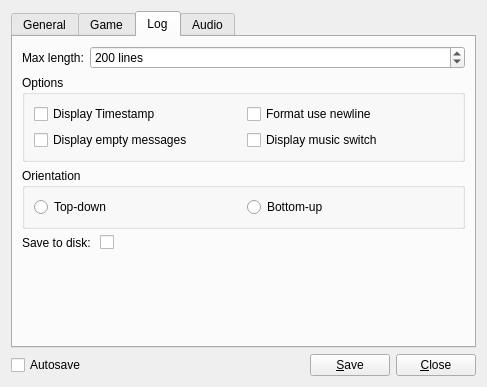
Above: res/ui/config_panel.ui from lambdcalculus/AO2-Client before the change. Below: the same form after it.
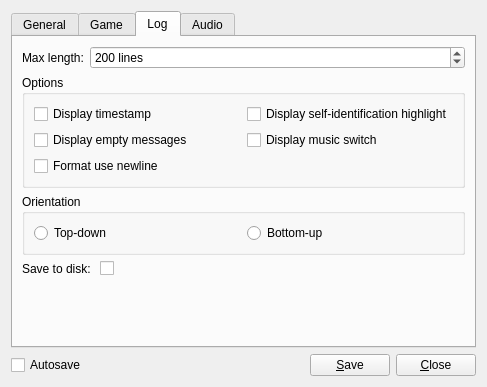
That is the form after the change. The open tabs and pages were chosen to show the change.

Commit message:
Added config panel setting
* Added self-highlight setting checkbox in the configuration panel.

The edit to the form file:
```diff
--- a/res/ui/config_panel.ui
+++ b/res/ui/config_panel.ui
@@ -364,23 +364,14 @@
              <string>Extra newlines are </string>
             </property>
             <property name="text">
-             <string>Display Timestamp</string>
+             <string>Display timestamp</string>
             </property>
            </widget>
           </item>
           <item row="0" column="1">
-           <widget class="QCheckBox" name="log_format_use_newline">
-            <property name="sizePolicy">
-             <sizepolicy hsizetype="Minimum" vsizetype="Minimum">
-              <horstretch>0</horstretch>
-              <verstretch>0</verstretch>
-             </sizepolicy>
-            </property>
-            <property name="toolTip">
-             <string>Extra newlines are </string>
-            </property>
+           <widget class="QCheckBox" name="log_display_self_highlight">
             <property name="text">
-             <string>Format use newline</string>
+             <string>Display self-identification highlight</string>
             </property>
            </widget>
           </item>
@@ -413,6 +404,22 @@
             </property>
            </widget>
           </item>
+          <item row="2" column="0">
+           <widget class="QCheckBox" name="log_format_use_newline">
+            <property name="sizePolicy">
+             <sizepolicy hsizetype="Minimum" vsizetype="Minimum">
+              <horstretch>0</horstretch>
+              <verstretch>0</verstretch>
+             </sizepolicy>
+            </property>
+            <property name="toolTip">
+             <string>&lt;html&gt;&lt;head/&gt;&lt;body&gt;&lt;p&gt;Extra newlines are added between the name and message.&lt;/p&gt;&lt;/body&gt;&lt;/html&gt;</string>
+            </property>
+            <property name="text">
+             <string>Format use newline</string>
+            </property>
+           </widget>
+          </item>
          </layout>
         </widget>
        </item>
```
Left out of the diff: 2 changed lines with no effect on the pictures. The commit also changes 6 other files.
